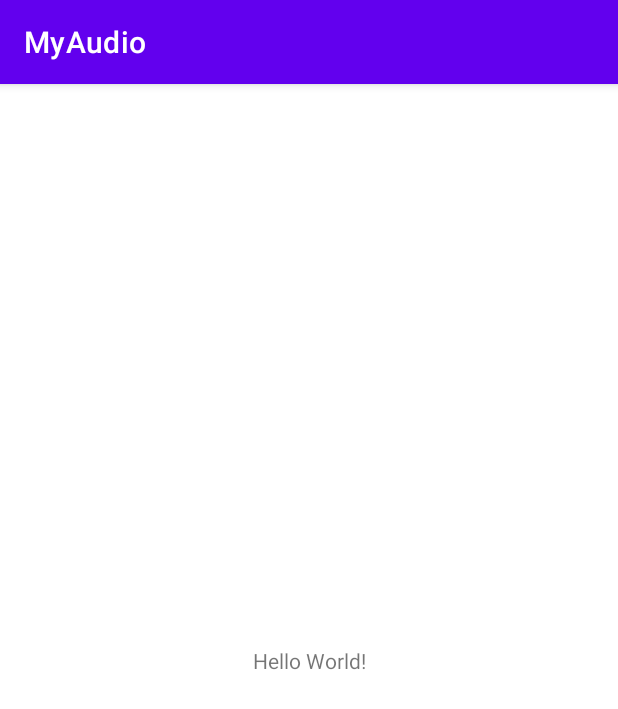
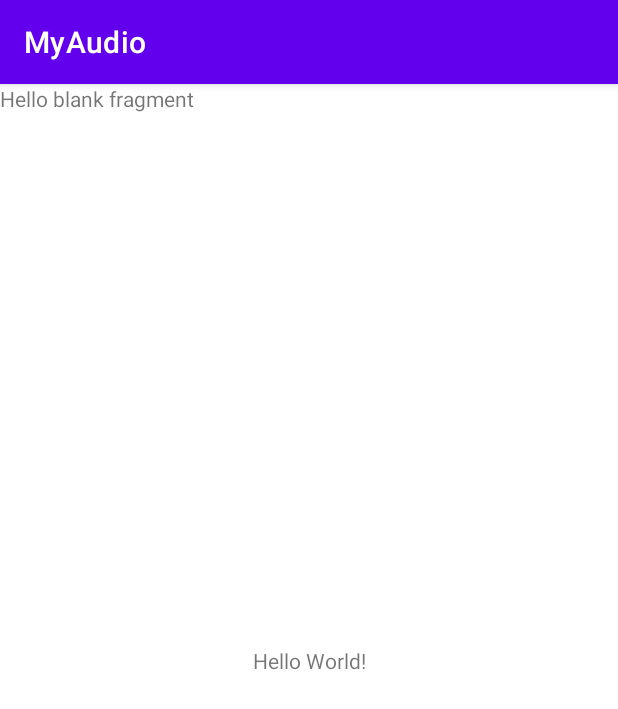
Before and after one commit to s93r/MyAudio, an Android app: the screen it shows after launch (MainActivity), on a phone screen of 412 x 824 dp. Shown: the top 709 px of the screen. Run offline under Robolectric (Android 15) with nearby library versions, the phone set to English and light mode, and no system bars.

Commit message:
create navigation graph

```diff
--- a/app/src/main/res/layout/activity_main.xml
+++ b/app/src/main/res/layout/activity_main.xml
@@ -15,4 +15,16 @@
         app:layout_constraintStart_toStartOf="parent"
         app:layout_constraintTop_toTopOf="parent" />
 
+    <androidx.fragment.app.FragmentContainerView
+        android:id="@+id/nav_host_fragment"
+        android:name="androidx.navigation.fragment.NavHostFragment"
+        android:layout_width="match_parent"
+        android:layout_height="match_parent"
+        app:defaultNavHost="true"
+        app:layout_constraintBottom_toBottomOf="parent"
+        app:layout_constraintEnd_toEndOf="parent"
+        app:layout_constraintStart_toStartOf="parent"
+        app:layout_constraintTop_toTopOf="parent"
+        app:navGraph="@navigation/nav_graph" />
+
 </androidx.constraintlayout.widget.ConstraintLayout>
--- /dev/null
+++ b/app/src/main/res/navigation/nav_graph.xml
@@ -0,0 +1,18 @@
+<?xml version="1.0" encoding="utf-8"?>
+<navigation xmlns:android="http://schemas.android.com/apk/res/android"
+    xmlns:app="http://schemas.android.com/apk/res-auto"
+    xmlns:tools="http://schemas.android.com/tools"
+    android:id="@+id/navigation_graph"
+    app:startDestination="@id/recorderPageFragment">
+
+    <fragment
+        android:id="@+id/recorderPageFragment"
+        android:name="it.uninsubria.pdm.rizzi.myaudio.RecorderPageFragment"
+        android:label="fragment_recorder_page"
+        tools:layout="@layout/fragment_recorder_page" />
+    <fragment
+        android:id="@+id/recordingListFragment"
+        android:name="it.uninsubria.pdm.rizzi.myaudio.RecordingListFragment"
+        android:label="fragment_recording_list"
+        tools:layout="@layout/fragment_recording_list" />
+</navigation>
```
